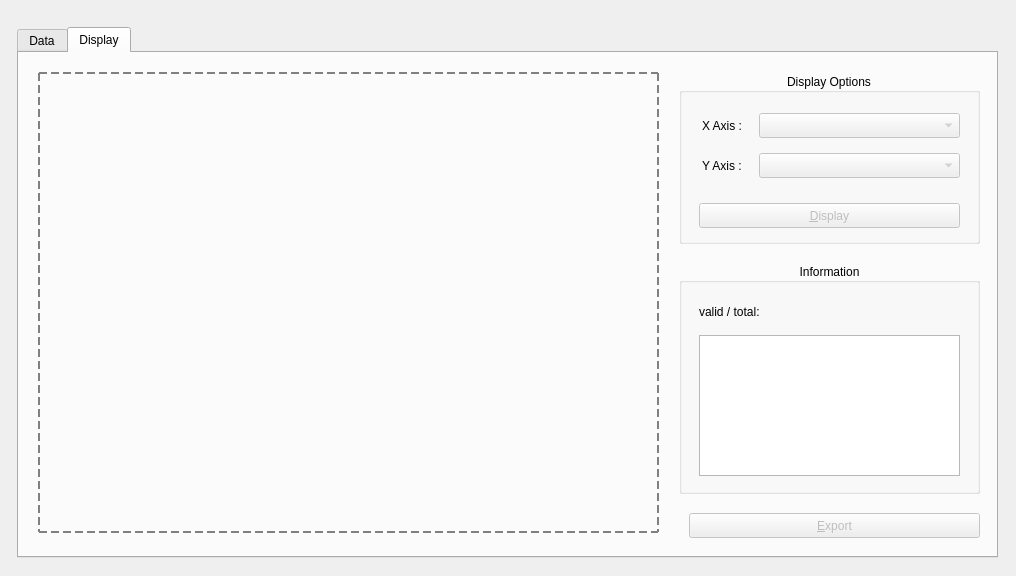
First picture: the form in app/ui/form_scatter.ui, repository HansBug/dgdvapp, before the edit.
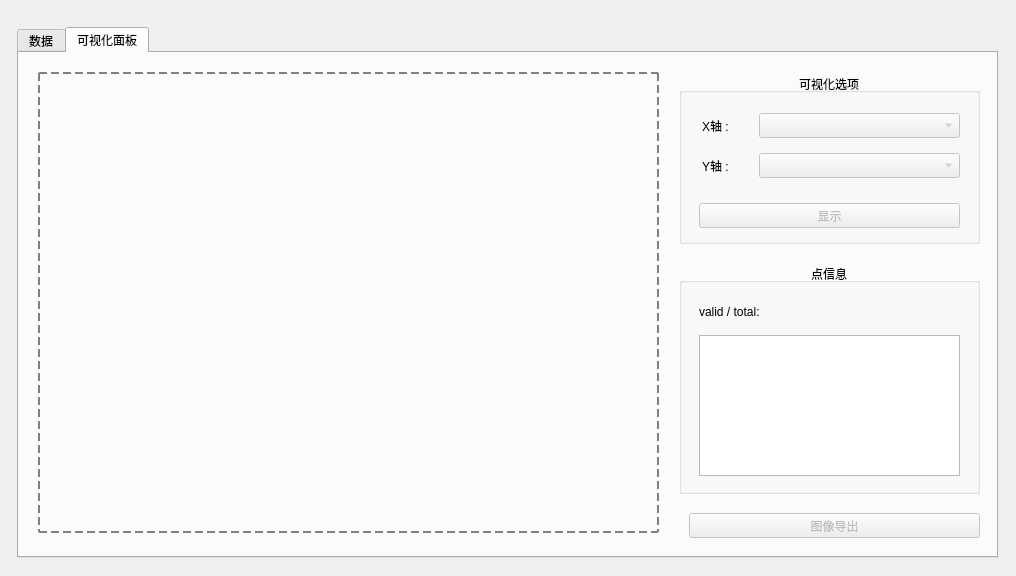
Second picture: the form after the edit.

Diff of the .ui file:
```diff
--- a/app/ui/form_scatter.ui
+++ b/app/ui/form_scatter.ui
@@ -27,7 +27,7 @@
    </property>
    <widget class="QWidget" name="tab_data">
     <attribute name="title">
-     <string>Data</string>
+     <string>数据</string>
     </attribute>
     <widget class="QTableView" name="table_data">
      <property name="geometry">
@@ -58,7 +58,7 @@
    </widget>
    <widget class="QWidget" name="tab_display">
     <attribute name="title">
-     <string>Display</string>
+     <string>可视化面板</string>
     </attribute>
     <widget class="QPushButton" name="button_export">
      <property name="enabled">
@@ -73,7 +73,7 @@
       </rect>
      </property>
      <property name="text">
-      <string>&amp;Export</string>
+      <string>图像导出</string>
      </property>
      <property name="shortcut">
       <string>Ctrl+S</string>
@@ -102,7 +102,7 @@
       </rect>
      </property>
      <property name="title">
-      <string>Display Options</string>
+      <string>可视化选项</string>
      </property>
      <property name="alignment">
       <set>Qt::AlignCenter</set>
@@ -120,7 +120,7 @@
        </rect>
       </property>
       <property name="text">
-       <string>&amp;Display</string>
+       <string>显示</string>
       </property>
       <property name="shortcut">
        <string>Return</string>
@@ -155,7 +155,7 @@
        </rect>
       </property>
       <property name="text">
-       <string>X Axis :</string>
+       <string>X轴 :</string>
       </property>
      </widget>
      <widget class="QComboBox" name="combo_y">
@@ -181,7 +181,7 @@
        </rect>
       </property>
       <property name="text">
-       <string>Y Axis :</string>
+       <string>Y轴 :</string>
       </property>
      </widget>
      <zorder>label_x</zorder>
@@ -200,7 +200,7 @@
       </rect>
      </property>
      <property name="title">
-      <string>Information</string>
+      <string>点信息</string>
      </property>
      <property name="alignment">
       <set>Qt::AlignCenter</set>
```
Left out of the diff: 4 changed lines with no effect on the pictures.
